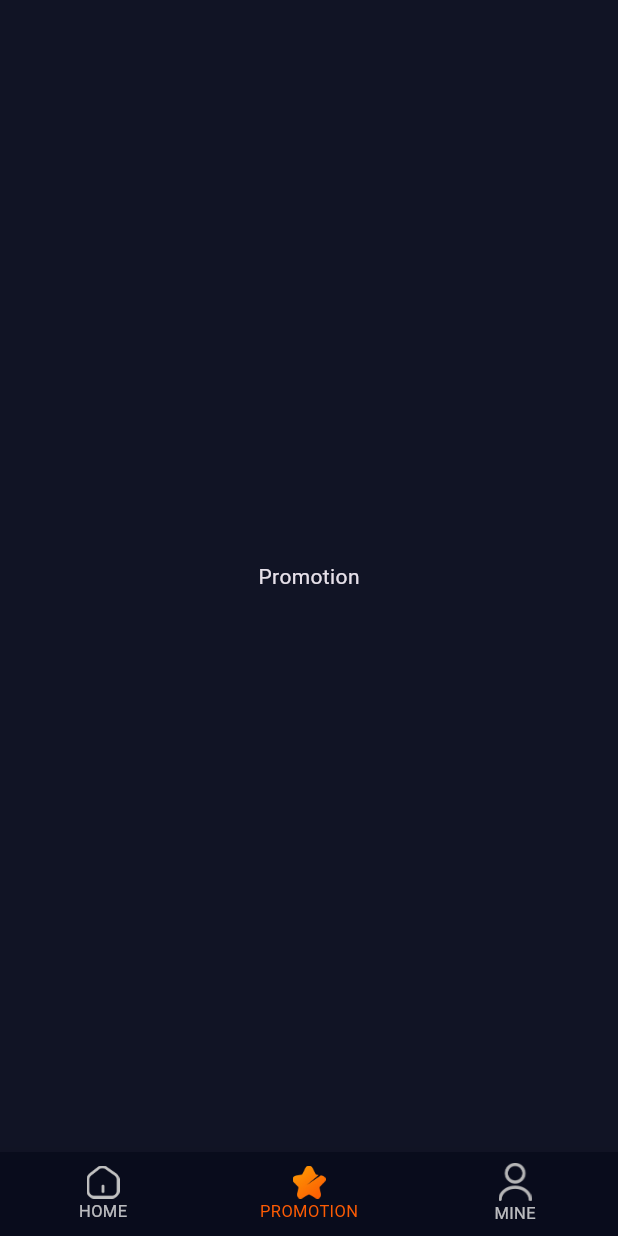
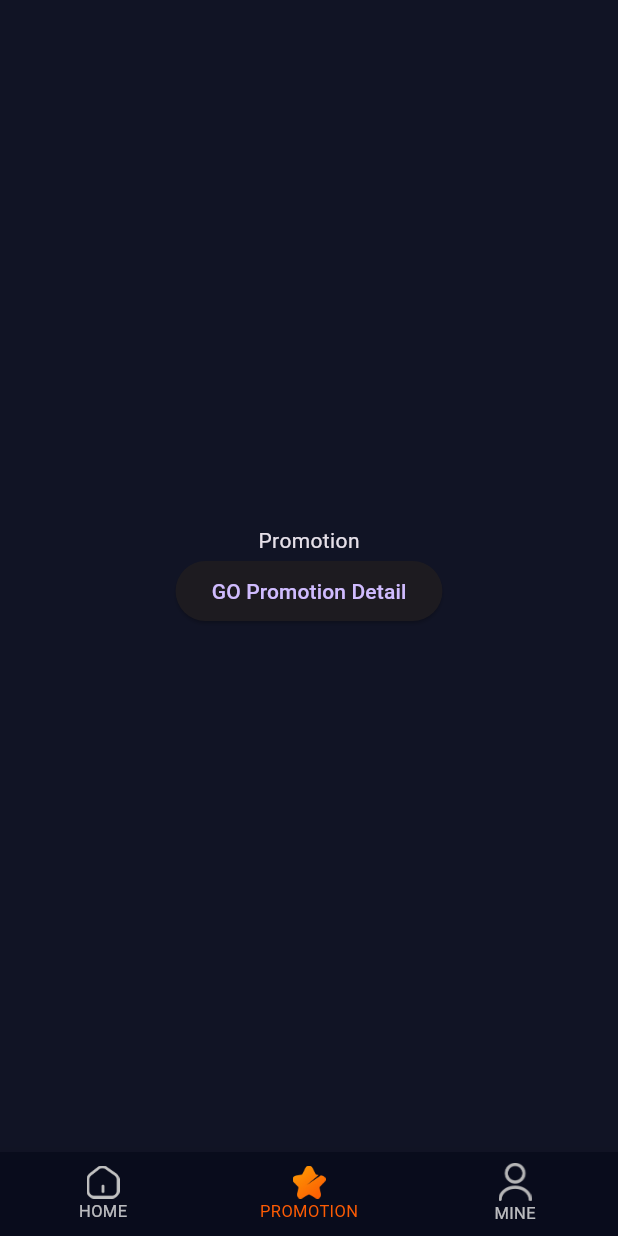
Before and after one commit to yixiu1043/flutter_app_template, a Flutter app: the screen it shows after launch, item 2 of the bottom bar chosen, on a phone screen of 412 x 824 dp. Run offline on Flutter 3.47's test engine with Material 3 defaults, Android fonts, the phone set to English and light mode, and no system bars; our stand-ins replace bot_toast, connectivity_plus, dio, extended_image, flutter_riverpod, flutter_screenutil and 7 more; missing offline and left inert: dart_json_mapper, encrypt, flavor, sp_util, ua_client_hints, udid; generated files the repository leaves out were written again.

Commit message:
add nest route

```diff
--- a/lib/components/app_bar/yx_back_button.dart
+++ b/lib/components/app_bar/custom_back_button.dart
@@ -1,8 +1,8 @@
 import 'package:flutter/material.dart';
 import 'package:flutter_app_template/gen/assets.gen.dart';
 
-class YxBackButton extends StatelessWidget {
-  const YxBackButton({
+class CustomBackButton extends StatelessWidget {
+  const CustomBackButton({
     Key? key,
     this.color = Colors.white,
     this.onPressed,
--- a/lib/modules/promotion/promotion_page.dart
+++ b/lib/modules/promotion/promotion_page.dart
@@ -1,4 +1,8 @@
 import 'package:flutter/material.dart';
+import 'package:go_router/go_router.dart';
+
+import '../../components/app_bar/custom_back_button.dart';
+import '../../router/app_pages.dart';
 
 class PromotionPage extends StatefulWidget {
   const PromotionPage({Key? key}) : super(key: key);
@@ -11,8 +15,22 @@ class _PromotionPageState extends State<PromotionPage> {
 
   @override
   Widget build(BuildContext context) {
-    return const Scaffold(
-      body: Center(child: Text('Promotion')),
+    return  Scaffold(
+      body: Center(
+        child: Column(
+          mainAxisAlignment: MainAxisAlignment.center,
+          children: [
+            const Text('Promotion'),
+            ElevatedButton(
+              onPressed: () {
+                const int id = 1;
+                context.go('${Routes.PROMOTION}/$id');
+              },
+              child: const Text('GO Promotion Detail'),
+            )
+          ],
+        ),
+      ),
     );
   }
 }
--- a/lib/modules/template/template_view.dart
+++ b/lib/modules/template/template_view.dart
@@ -1,6 +1,6 @@
 import 'package:flutter/material.dart';
 import 'package:get/get.dart';
-import 'package:flutter_app_template/components/app_bar/yx_back_button.dart';
+import 'package:flutter_app_template/components/app_bar/custom_back_button.dart';
 import 'package:flutter_app_template/modules/template/template_controller.dart';
 
 class TemplatePage extends StatelessWidget {
@@ -11,7 +11,7 @@ class TemplatePage extends StatelessWidget {
   Widget build(BuildContext context) {
     return Scaffold(
       appBar: AppBar(
-        leading: const YxBackButton(),
+        leading: const CustomBackButton(),
         title: const Text('模版'),
       ),
       body: Container(),
--- a/lib/router/app_pages.dart
+++ b/lib/router/app_pages.dart
@@ -5,6 +5,8 @@ import '../modules/home/home_page.dart';
 import '../modules/mine/mine_page.dart';
 import '../modules/promotion/promotion_page.dart';
 import '../components/scaffold_with_bottom_nav_bar/scaffold_with_bottom_nav_bar.dart';
+import '../modules/promotion_detail/promotion_detail_page.dart';
+import 'navigation_transitions.dart';
 
 part './app_routes.dart';
 
@@ -31,19 +33,6 @@ class AppPages {
               restorationId: state.pageKey.value,
               child: const HomePage(),
             ),
-            // routes: [
-            //   GoRoute(
-            //     path: ':id',
-            //     name: AppRoute.product.name,
-            //     pageBuilder: (context, state) {
-            //       int productId = int.parse(state.pathParameters['id']!);
-            //       return SlideFromSideTransitionPage<dynamic>(
-            //         state.pageKey,
-            //         ProductScreen(productId: productId),
-            //       );
-            //     },
-            //   ),
-            // ],
           ),
           // Shopping Cart
           GoRoute(
@@ -53,6 +42,18 @@ class AppPages {
               key: state.pageKey,
               child: const PromotionPage(),
             ),
+            routes: [
+              GoRoute(
+                path: ':id',
+                pageBuilder: (context, state) {
+                  int promotionId = int.parse(state.pathParameters['id']!);
+                  return SlideFromSideTransitionPage<dynamic>(
+                    state.pageKey,
+                    PromotionDetailPage(promotionId: promotionId),
+                  );
+                },
+              ),
+            ],
           ),
           // Account page
           GoRoute(
```
Also changed, not shown: lib/modules/promotion_detail/promotion_detail_page.dart (added, +20 -0 lines).
